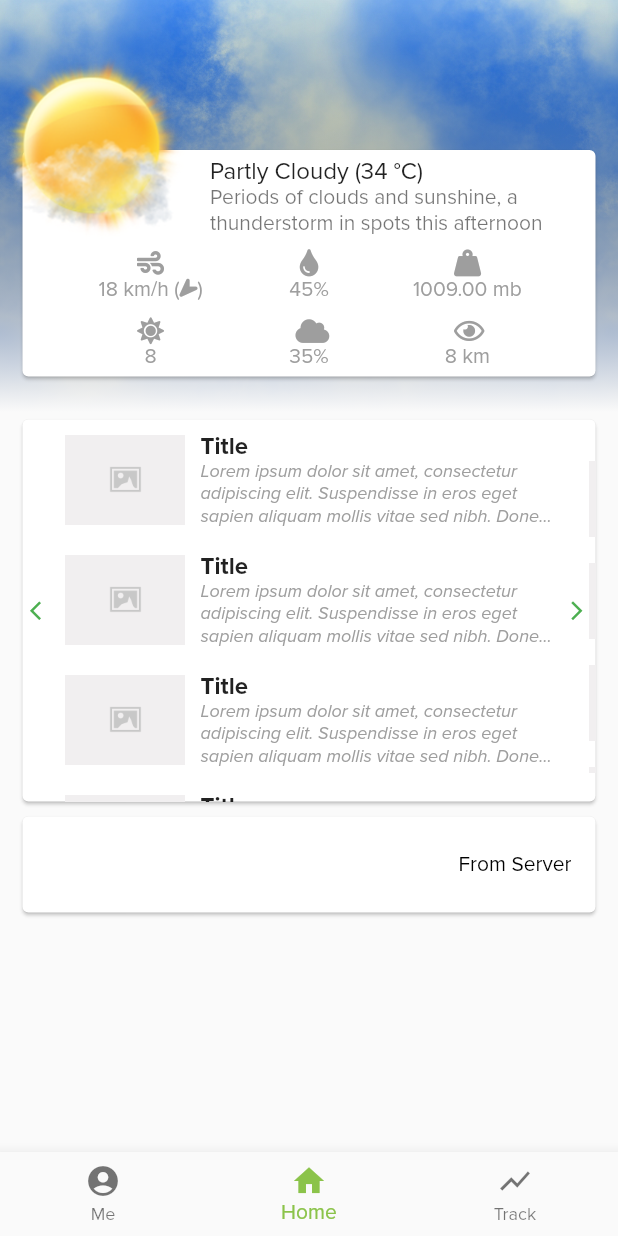
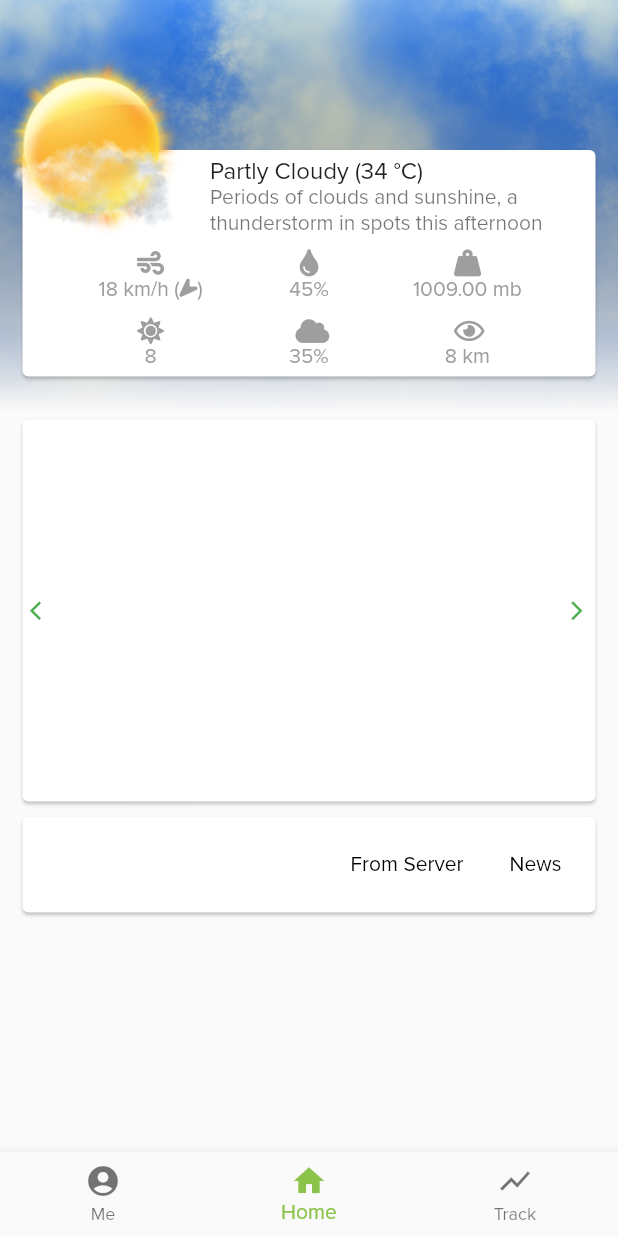
Before and after one commit to veronicaads/PAHaLA-mobile, a Flutter app: the screen it shows after launch, on a phone screen of 412 x 824 dp. Run offline on Flutter 3.47's test engine with Material 2 defaults, Android fonts, the phone set to English and light mode, and no system bars; our stand-ins replace flutter_swiper, font_awesome_flutter; missing offline and left inert: fcharts, month_picker_strip; project files that could hold a hidden picture were left out.

Commit message:
Home news

```diff
--- a/lib/home.dart
+++ b/lib/home.dart
@@ -12,14 +12,32 @@ class HomePage extends StatefulWidget {
 }
 
 class _HomePageState extends State<HomePage> {
+  List<NewsMenu> _newsData = List<NewsMenu>();
+  List<NewsMenu> _menuData = List<NewsMenu>();
   @override
   Widget build(BuildContext context) {
-    return Stack(
-      children: <Widget>[
-        ListView(
+//    return NestedScrollView(
+//      headerSliverBuilder: (BuildContext context, bool innerBoxIsScrolled) { return <Widget>[]; },
+//      body: new Column(
+//        children: <Widget>[
+//          new FlutterLogo(size: 100.0, colors: Colors.purple),
+//          new Container(
+//            height: 300.0,
+//            child: new ListView.builder(
+//              itemCount: 60,
+//              itemBuilder: (BuildContext context, int index) {
+//                return new Text('Item $index');
+//              },
+//            ),
+//          ),
+//          new FlutterLogo(size: 100.0, colors: Colors.orange),
+//        ],
+//      ),
+//    );
+    return ListView(
       children: <Widget>[
         WeatherCard(),
-            NewsMenuCard(),
+        NewsMenuCard(menu: List<NewsMenu>(), news: _newsData,),
         Card(
           margin: EdgeInsets.symmetric(horizontal: 15.0, vertical: 5.0),
           child: Column(
@@ -32,11 +50,28 @@ class _HomePageState extends State<HomePage> {
                       child: Text('From Server'),
                       onPressed: () {
                         Future<Response> fetchPost() {
-//                              return get('http://pahala.xyz:5000/helloworld');
+//                          return get('http://pahala.xyz:5000/helloworld');
                           return post('http://pahala.xyz:5000/hello', body: {'nama': 'SK'});
                         }
                         fetchPost().then(
                           (r) => Scaffold.of(context).showSnackBar(SnackBar(content: Text(r.body),))
+                        );
+                      },
+                    ),
+                    FlatButton(
+                      child: Text('News'),
+                      onPressed: () {
+                        Future<Response> fetchNews() {
+                          return get('http://pahala.xyz:5000/news');
+                        }
+                        fetchNews().then(
+                          (r) {
+                            Scaffold.of(context).showSnackBar(SnackBar(content: Text(r.body),));
+                            setState(() {
+                              _newsData = NewsMenu.newsFromResponse(r.body);
+                            });
+                            debugPrint("NEWS DATA LENGTH: " + _newsData.length.toString());
+                          }
                         );
                       },
                     ),
@@ -72,8 +107,6 @@ class _HomePageState extends State<HomePage> {
               ),
             ],
           ),
-            ),
-          ],
         ),
       ],
     );
@@ -234,13 +267,17 @@ class NewsMenuScene extends StatelessWidget {
   @override
   Widget build(BuildContext context) {
     return ListView(
-      children: List<Row>.generate(5,
+      children: List<Row>.generate(data.length,
         (i) => Row(
           children: <Widget>[
-//            AspectRatio()
             Container(
-              constraints: BoxConstraints.expand(width: 80.0, height: 80.0,),
-              child: Image(image: AssetImage('assets/images/placeholder.png')),
+              constraints: BoxConstraints.expand(width: 80.0, height: 60.0),
+              margin: EdgeInsets.symmetric(vertical: 5.0),
+              child: AspectRatio(
+                aspectRatio: 1.5,
+//                child: Image.asset('assets/images/placeholder.png'),
+                child: data[i].picture != null ? Image.network(data[i].picture) : Image.asset('assets/images/placeholder.png'),
+              ),
             ),
             Expanded(
               child: Container(
@@ -248,9 +285,9 @@ class NewsMenuScene extends StatelessWidget {
                 child: Column(
                   crossAxisAlignment: CrossAxisAlignment.start,
                   children: <Widget>[
-                    Text('Title', style: TextStyle(fontSize: 16.0, fontWeight: FontWeight.bold),),
+                    Text(data[i].title != null ? data[i].title : '', maxLines: 1, overflow: TextOverflow.clip, style: TextStyle(fontSize: 16.0, fontWeight: FontWeight.bold),),
                     Container(
-                      child: Text('Lorem ipsum dolor sit amet, consectetur adipiscing elit. Suspendisse in eros eget sapien aliquam mollis vitae sed nibh. Donec posuere quis felis in fringilla. Orci varius natoque penatibus et magnis dis parturient montes, nascetur ridiculus mus. Donec pulvinar sagittis erat, eget sollicitudin erat interdum at. Duis hendrerit, nisl a maximus porta, sem quam tincidunt neque, eu cursus ligula sapien non est. Praesent sed egestas justo. Sed blandit quam ipsum. Proin fringilla odio vitae mi rutrum, ut viverra est faucibus.', maxLines: 3, overflow: TextOverflow.ellipsis, style: TextStyle(color: Colors.grey, fontStyle: FontStyle.italic, fontSize: 12.0),),
+                      child: Text(data[i].desc != null ? data[i].desc : '', maxLines: 3, overflow: TextOverflow.ellipsis, style: TextStyle(color: Colors.grey, fontStyle: FontStyle.italic, fontSize: 12.0),),
                     ),
                   ],
                 ),
--- a/pubspec.yaml
+++ b/pubspec.yaml
@@ -29,6 +29,7 @@ dependencies:
   flutter_swiper: ^1.1.3
   oauth2: ^1.2.2
   http: ^0.11.0
+  json_serializable: ^1.5.1
 
 dev_dependencies:
   flutter_test:
```
Also changed, not shown: lib/models.dart (+57 -1 lines), pubspec.lock. Lines whose indentation alone changed are shown as unchanged.
